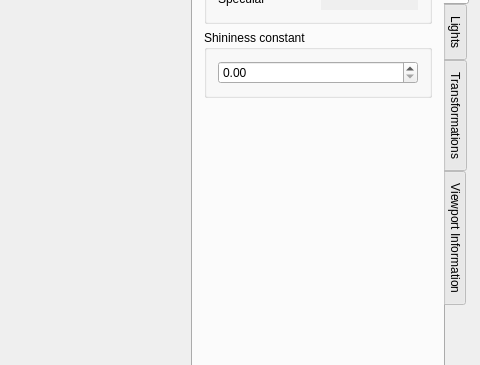
matiasjrossi/Dimension, file mainwindow.ui: the form before one commit; both pictures show x 420 to 900 and y 142 to 507 of the 900 by 600 pixel window.
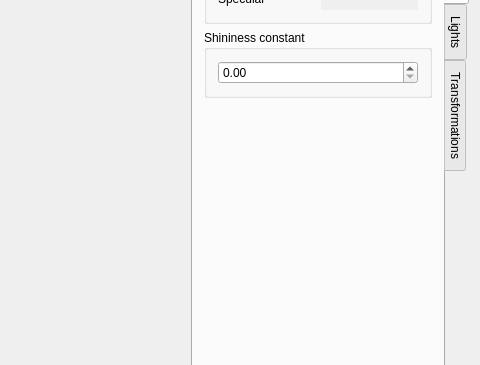
The form after the commit. Icons and pictures are not drawn.

The edit to the form file:
```diff
--- a/mainwindow.ui
+++ b/mainwindow.ui
@@ -671,11 +671,6 @@
          </item>
         </layout>
        </widget>
-       <widget class="QWidget" name="tab_2">
-        <attribute name="title">
-         <string>Viewport Information</string>
-        </attribute>
-       </widget>
       </widget>
      </item>
     </layout>
```
Left out of the diff: 37 changed lines with no effect on the pictures.
